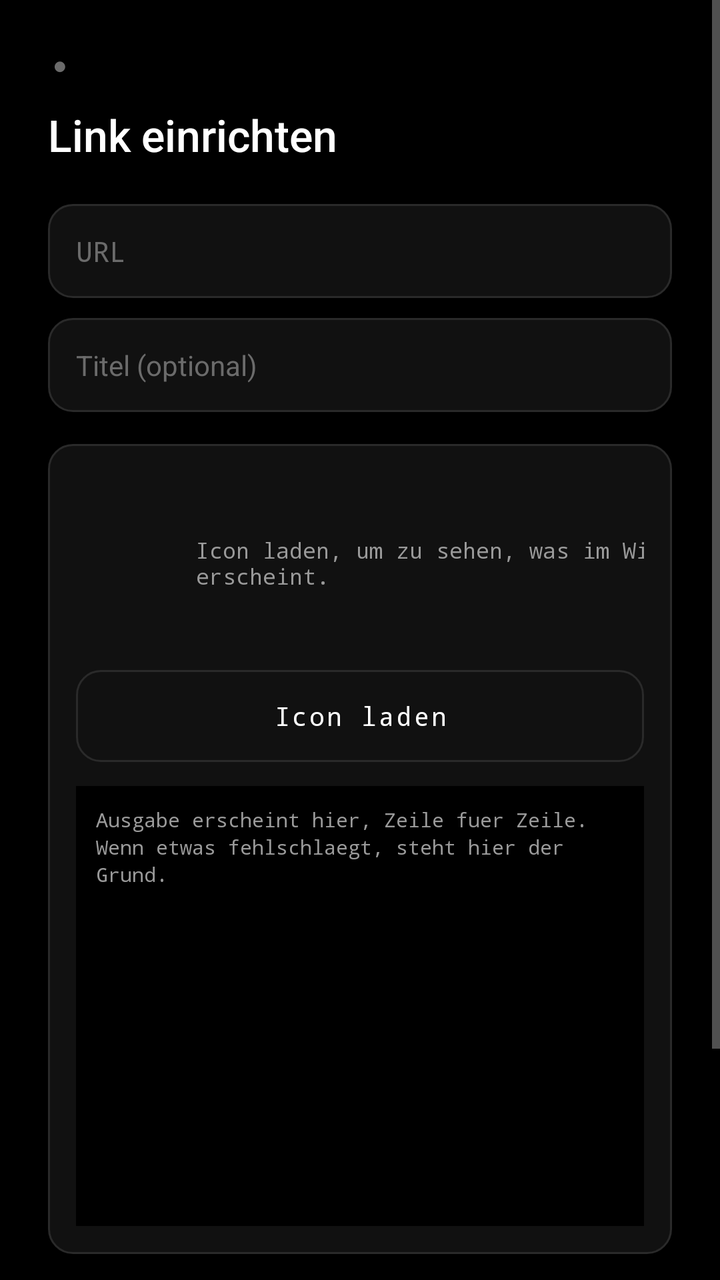
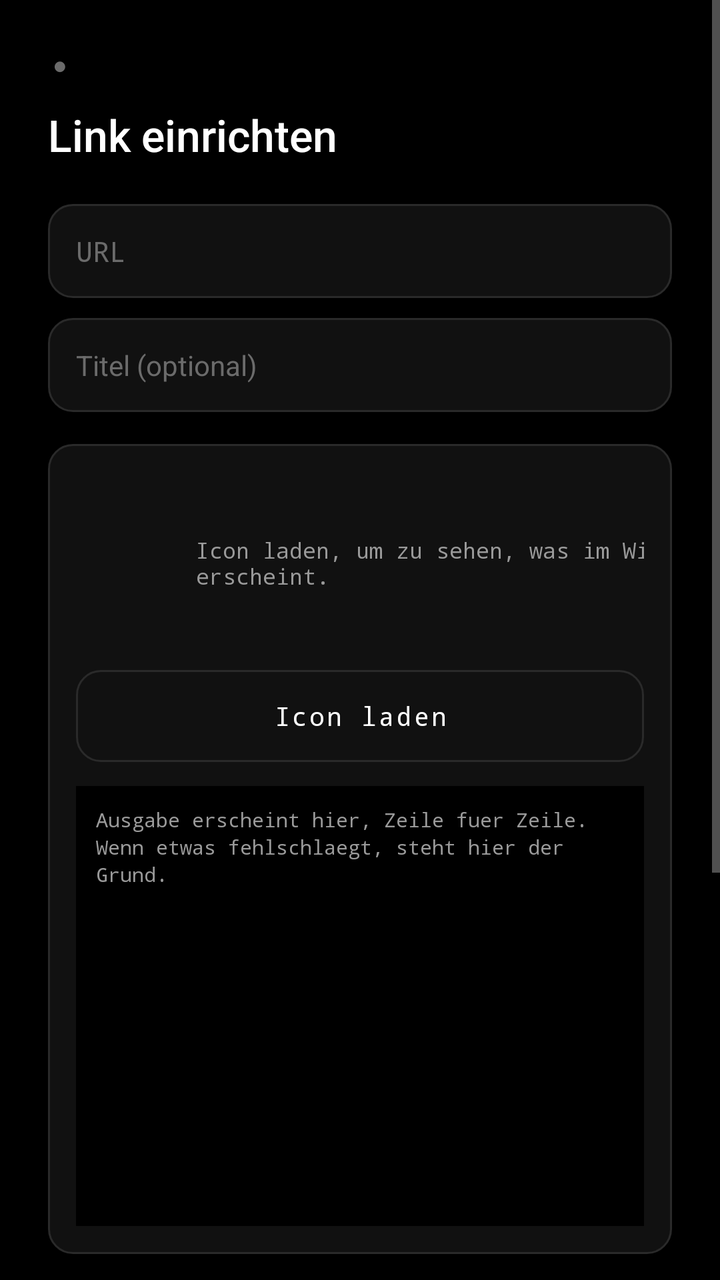

The first picture is an Android layout as it rendered before a commit; the second is the same layout after the commit. The layout source and the unified diff follow.
<!-- AndroidManifest.xml: activity theme Theme.LinkWidget -->
<!-- res/layout/activity_widget_config.xml -->
<?xml version="1.0" encoding="utf-8"?>
<ScrollView xmlns:android="http://schemas.android.com/apk/res/android"
    android:layout_width="match_parent"
    android:layout_height="match_parent"
    android:background="@color/nothing_black"
    android:fillViewport="true">

    <LinearLayout
        android:layout_width="match_parent"
        android:layout_height="wrap_content"
        android:orientation="vertical"
        android:padding="24dp">

        <TextView
            android:layout_width="wrap_content"
            android:layout_height="wrap_content"
            android:fontFamily="monospace"
            android:letterSpacing="0.4"
            android:text="●"
            android:textColor="@color/nothing_dim"
            android:textSize="12sp" />

        <TextView
            android:layout_width="match_parent"
            android:layout_height="wrap_content"
            android:layout_marginTop="12dp"
            android:fontFamily="sans-serif-medium"
            android:text="@string/config_title"
            android:textColor="@color/nothing_white"
            android:textSize="22sp" />

        <EditText
            android:id="@+id/input_url"
            android:layout_width="match_parent"
            android:layout_height="wrap_content"
            android:layout_marginTop="20dp"
            android:background="@drawable/input_background"
            android:fontFamily="monospace"
            android:hint="@string/hint_url"
            android:importantForAutofill="no"
            android:inputType="textUri"
            android:padding="14dp"
            android:textColor="@color/nothing_white"
            android:textColorHint="@color/nothing_dim"
            android:textSize="14sp" />

        <EditText
            android:id="@+id/input_title"
            android:layout_width="match_parent"
            android:layout_height="wrap_content"
            android:layout_marginTop="10dp"
            android:background="@drawable/input_background"
            android:fontFamily="sans-serif"
            android:hint="@string/hint_title"
            android:importantForAutofill="no"
            android:inputType="text"
            android:padding="14dp"
            android:textColor="@color/nothing_white"
            android:textColorHint="@color/nothing_dim"
            android:textSize="14sp" />

        
        <LinearLayout
            android:layout_width="match_parent"
            android:layout_height="wrap_content"
            android:layout_marginTop="16dp"
            android:background="@drawable/input_background"
            android:orientation="vertical"
            android:padding="14dp">

            <LinearLayout
                android:layout_width="match_parent"
                android:layout_height="wrap_content"
                android:gravity="center_vertical"
                android:orientation="horizontal">

                <ImageView
                    android:id="@+id/preview_image"
                    android:layout_width="48dp"
                    android:layout_height="48dp"
                    android:contentDescription="@string/widget_icon_desc"
                    android:scaleType="fitCenter"
                    android:visibility="invisible" />

                <TextView
                    android:layout_width="0dp"
                    android:layout_height="wrap_content"
                    android:layout_marginStart="12dp"
                    android:layout_weight="1"
                    android:fontFamily="monospace"
                    android:letterSpacing="0.1"
                    android:text="@string/preview_label"
                    android:textColor="@color/nothing_dim"
                    android:textSize="9sp" />

                <TextView
                    android:id="@+id/preview_status"
                    android:layout_width="match_parent"
                    android:layout_height="wrap_content"
                    android:layout_marginTop="2dp"
                    android:fontFamily="monospace"
                    android:text="@string/fetch_hint"
                    android:textColor="@color/nothing_grey"
                    android:textSize="11sp" />

                <Button
                    android:id="@+id/button_copy_log"
                    android:layout_width="wrap_content"
                    android:layout_height="32dp"
                    android:background="@drawable/button_background_outline"
                    android:fontFamily="monospace"
                    android:letterSpacing="0.08"
                    android:minWidth="0dp"
                    android:paddingLeft="14dp"
                    android:paddingRight="14dp"
                    android:text="@string/button_copy_log"
                    android:textAllCaps="false"
                    android:textColor="@color/nothing_grey"
                    android:textSize="11sp" />

            </LinearLayout>

            <Button
                android:id="@+id/button_fetch"
                android:layout_width="match_parent"
                android:layout_height="46dp"
                android:layout_marginTop="12dp"
                android:background="@drawable/button_background_outline"
                android:fontFamily="monospace"
                android:letterSpacing="0.08"
                android:text="@string/button_fetch"
                android:textAllCaps="false"
                android:textColor="@color/nothing_white"
                android:textSize="13sp" />

            
            <ScrollView
                android:id="@+id/log_scroll"
                android:layout_width="match_parent"
                android:layout_height="220dp"
                android:layout_marginTop="12dp"
                android:background="#000000"
                android:scrollbars="vertical">

                <TextView
                    android:id="@+id/log_text"
                    android:layout_width="match_parent"
                    android:layout_height="wrap_content"
                    android:fontFamily="monospace"
                    android:lineSpacingExtra="2dp"
                    android:padding="10dp"
                    android:text="@string/log_hint"
                    android:textColor="@color/nothing_grey"
                    android:textColorHint="@color/nothing_dim"
                    android:textIsSelectable="true"
                    android:textSize="10sp" />

            </ScrollView>

        </LinearLayout>

        <Button
            android:id="@+id/button_save"
            android:layout_width="match_parent"
            android:layout_height="52dp"
            android:layout_marginTop="16dp"
            android:background="@drawable/button_background"
            android:fontFamily="monospace"
            android:letterSpacing="0.08"
            android:text="@string/button_save"
            android:textAllCaps="false"
            android:textColor="@color/nothing_black"
            android:textSize="14sp" />

        <Button
            android:id="@+id/button_cancel"
            android:layout_width="match_parent"
            android:layout_height="52dp"
            android:layout_marginTop="10dp"
            android:background="@drawable/button_background_outline"
            android:fontFamily="monospace"
            android:letterSpacing="0.08"
            android:text="@string/button_cancel"
            android:textAllCaps="false"
            android:textColor="@color/nothing_white"
            android:textSize="14sp" />

    </LinearLayout>

</ScrollView>
<!-- resources referenced by this layout -->
<resources>
  <color name="nothing_black">#FF000000</color>
  <color name="nothing_dim">#FF6B6B6B</color>
  <color name="nothing_grey">#FF9A9A9A</color>
  <color name="nothing_white">#FFFFFFFF</color>
  <!-- drawable button_background (drawable) -->
  <?xml version="1.0" encoding="utf-8"?>
  <shape xmlns:android="http://schemas.android.com/apk/res/android"
      android:shape="rectangle">
      <solid android:color="@color/nothing_white" />
      <corners android:radius="12dp" />
  </shape>
  <!-- drawable button_background_outline (drawable) -->
  <?xml version="1.0" encoding="utf-8"?>
  <shape xmlns:android="http://schemas.android.com/apk/res/android"
      android:shape="rectangle">
      <solid android:color="@android:color/transparent" />
      <corners android:radius="12dp" />
      <stroke
          android:width="1dp"
          android:color="@color/nothing_outline" />
  </shape>
  <!-- drawable input_background (drawable) -->
  <?xml version="1.0" encoding="utf-8"?>
  <shape xmlns:android="http://schemas.android.com/apk/res/android"
      android:shape="rectangle">
      <solid android:color="@color/nothing_surface" />
      <corners android:radius="12dp" />
      <stroke
          android:width="1dp"
          android:color="@color/nothing_outline" />
  </shape>
  <string name="button_cancel">Abbrechen</string>
  <string name="button_copy_log">Kopieren</string>
  <string name="button_fetch">Icon laden</string>
  <string name="button_save">Speichern</string>
  <string name="config_title">Link einrichten</string>
  <string name="fetch_hint">Icon laden, um zu sehen, was im Widget erscheint.</string>
  <string name="hint_title">Titel (optional)</string>
  <string name="hint_url">URL</string>
  <string name="log_hint">Ausgabe erscheint hier, Zeile fuer Zeile.\nWenn etwas fehlschlaegt, steht hier der Grund.</string>
  <string name="preview_label">VORSCHAU</string>
  <string name="widget_icon_desc">Favicon der Website</string>
  <style name="Theme.LinkWidget" parent="Theme.AppCompat.DayNight.NoActionBar">
          <item name="android:windowBackground">@color/nothing_black</item>
          <item name="android:colorBackground">@color/nothing_black</item>
          <item name="android:textColorPrimary">@color/nothing_white</item>
          <item name="android:textColorSecondary">@color/nothing_grey</item>
          <item name="colorAccent">@color/nothing_accent</item>
          <item name="colorPrimary">@color/nothing_accent</item>
          <item name="android:statusBarColor">@color/nothing_black</item>
          <item name="android:navigationBarColor">@color/nothing_black</item>
          <item name="android:windowLightStatusBar">false</item>
      </style>
  <color name="nothing_outline">#FF2A2A2A</color>
  <color name="nothing_surface">#FF111111</color>
  <color name="nothing_accent">#FFFFFFFF</color>
</resources>

<!-- the commit's change to res/layout/activity_widget_config.xml (unified diff, before → after) -->
@@ -159,6 +159,78 @@
 
         </LinearLayout>
 
+        
+        <LinearLayout
+            android:layout_width="match_parent"
+            android:layout_height="wrap_content"
+            android:layout_marginTop="16dp"
+            android:background="@drawable/input_background"
+            android:orientation="vertical"
+            android:padding="14dp">
+
+            <TextView
+                android:layout_width="match_parent"
+                android:layout_height="wrap_content"
+                android:fontFamily="monospace"
+                android:letterSpacing="0.1"
+                android:text="@string/display_label"
+                android:textColor="@color/nothing_dim"
+                android:textSize="9sp" />
+
+            <LinearLayout
+                android:layout_width="match_parent"
+                android:layout_height="wrap_content"
+                android:layout_marginTop="8dp"
+                android:gravity="center_vertical"
+                android:orientation="horizontal">
+
+                <TextView
+                    android:layout_width="0dp"
+                    android:layout_height="wrap_content"
+                    android:layout_weight="1"
+                    android:text="@string/toggle_show_title"
+                    android:textColor="@color/nothing_white"
+                    android:textSize="14sp" />
+
+                <androidx.appcompat.widget.SwitchCompat
+                    android:id="@+id/switch_show_title"
+                    android:layout_width="wrap_content"
+                    android:layout_height="wrap_content" />
+
+            </LinearLayout>
+
+            <LinearLayout
+                android:layout_width="match_parent"
+                android:layout_height="wrap_content"
+                android:layout_marginTop="4dp"
+                android:gravity="center_vertical"
+                android:orientation="horizontal">
+
+                <TextView
+                    android:layout_width="0dp"
+                    android:layout_height="wrap_content"
+                    android:layout_weight="1"
+                    android:text="@string/toggle_show_url"
+                    android:textColor="@color/nothing_white"
+                    android:textSize="14sp" />
+
+                <androidx.appcompat.widget.SwitchCompat
+                    android:id="@+id/switch_show_url"
+                    android:layout_width="wrap_content"
+                    android:layout_height="wrap_content" />
+
+            </LinearLayout>
+
+            <TextView
+                android:layout_width="match_parent"
+                android:layout_height="wrap_content"
+                android:layout_marginTop="8dp"
+                android:text="@string/toggle_hint"
+                android:textColor="@color/nothing_dim"
+                android:textSize="11sp" />
+
+        </LinearLayout>
+
         <Button
             android:id="@+id/button_save"
             android:layout_width="match_parent"
<!-- resource entries referenced after the edit -->
@@ -36,11 +36,15 @@
   <string name="button_fetch">Icon laden</string>
   <string name="button_save">Speichern</string>
   <string name="config_title">Link einrichten</string>
+  <string name="display_label">ANZEIGE</string>
   <string name="fetch_hint">Icon laden, um zu sehen, was im Widget erscheint.</string>
   <string name="hint_title">Titel (optional)</string>
   <string name="hint_url">URL</string>
   <string name="log_hint">Ausgabe erscheint hier, Zeile fuer Zeile.\nWenn etwas fehlschlaegt, steht hier der Grund.</string>
   <string name="preview_label">VORSCHAU</string>
+  <string name="toggle_hint">Ohne Titel zeigt das Widget nur das Icon. Die URL erscheint nur bei eigenem Titel.</string>
+  <string name="toggle_show_title">Titel anzeigen</string>
+  <string name="toggle_show_url">URL anzeigen</string>
   <string name="widget_icon_desc">Favicon der Website</string>
   <style name="Theme.LinkWidget" parent="Theme.AppCompat.DayNight.NoActionBar">
           <item name="android:windowBackground">@color/nothing_black</item>
